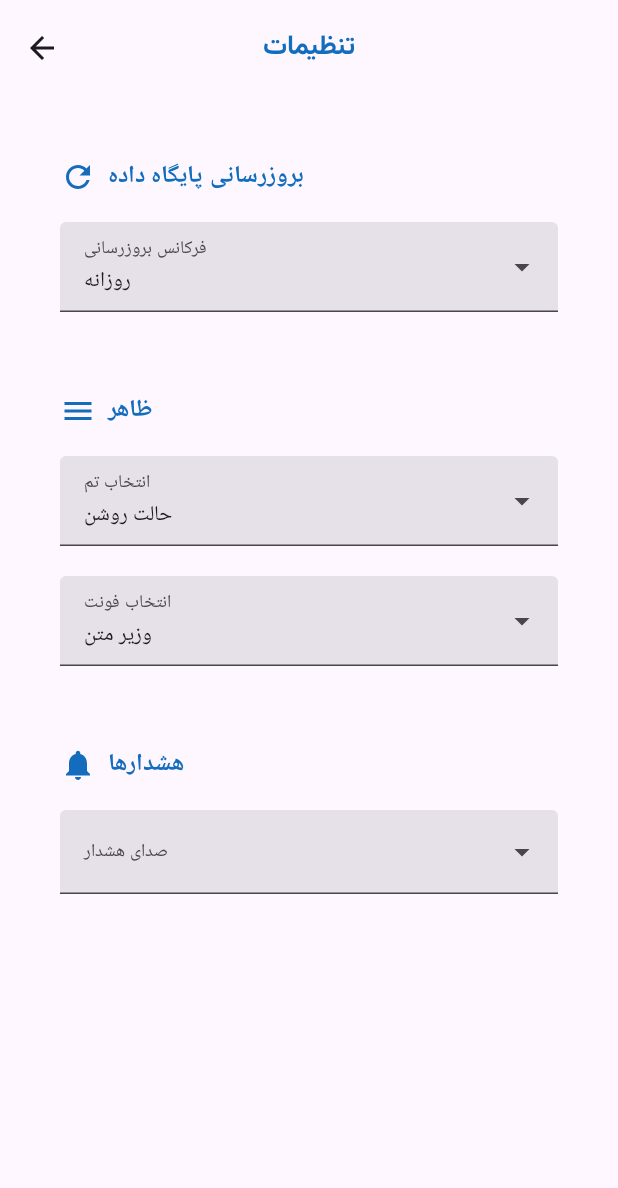
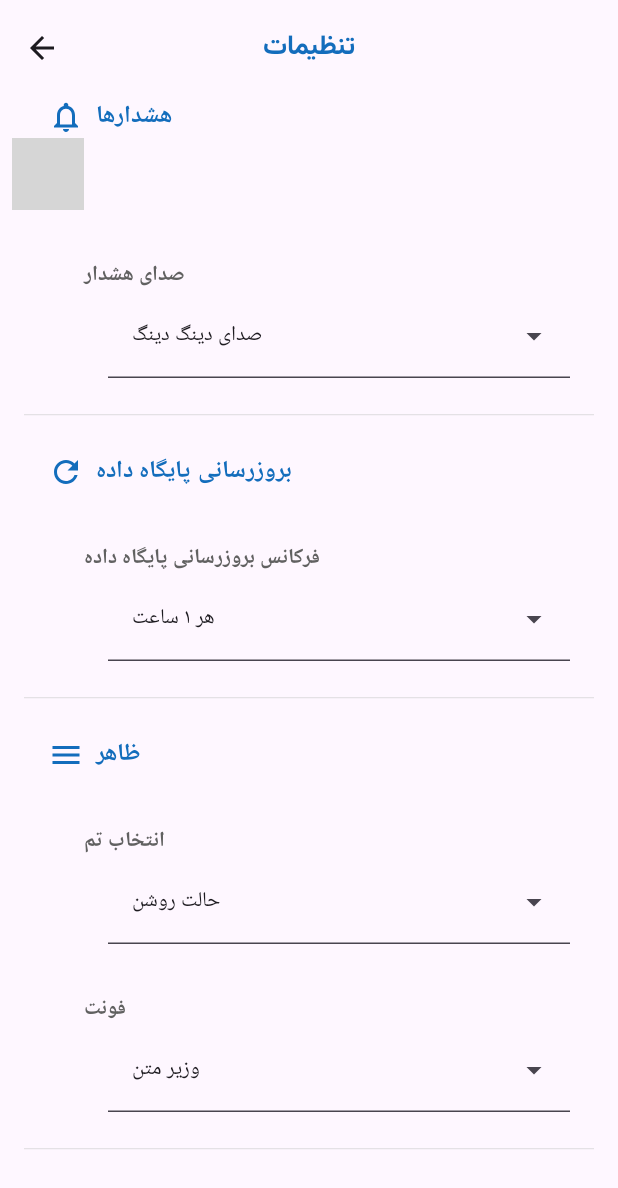
Before and after one commit to motmaenbash/motmaenbash-android, an Android app built with Jetpack Compose: the @Preview function SettingsScreenPreview, on a phone screen of 412 x 824 dp. Shown: the top 1188 px of the screen. Run offline under Robolectric (Android 15) with nearby library versions, the phone set to English and light mode, and no system bars; 1 statement that could not run was skipped; grey boxes are pictures that could not be loaded.

Commit message:
Improve UI of Settings screen

```diff
--- a/app/src/main/java/nu/milad/motmaenbash/ui/SettingsScreen.kt
+++ b/app/src/main/java/nu/milad/motmaenbash/ui/SettingsScreen.kt
@@ -6,22 +6,23 @@ import androidx.compose.foundation.layout.Row
 import androidx.compose.foundation.layout.fillMaxSize
 import androidx.compose.foundation.layout.fillMaxWidth
 import androidx.compose.foundation.layout.padding
+import androidx.compose.foundation.layout.size
 import androidx.compose.foundation.rememberScrollState
 import androidx.compose.foundation.verticalScroll
 import androidx.compose.material.icons.Icons
-import androidx.compose.material.icons.filled.Menu
-import androidx.compose.material.icons.filled.Notifications
-import androidx.compose.material.icons.filled.Refresh
-import androidx.compose.material3.Card
-import androidx.compose.material3.CardDefaults
+import androidx.compose.material.icons.outlined.Menu
+import androidx.compose.material.icons.outlined.Notifications
+import androidx.compose.material.icons.outlined.Refresh
 import androidx.compose.material3.DropdownMenuItem
 import androidx.compose.material3.ExperimentalMaterial3Api
 import androidx.compose.material3.ExposedDropdownMenuBox
 import androidx.compose.material3.ExposedDropdownMenuDefaults
+import androidx.compose.material3.HorizontalDivider
 import androidx.compose.material3.Icon
 import androidx.compose.material3.MaterialTheme
 import androidx.compose.material3.Text
 import androidx.compose.material3.TextField
+import androidx.compose.material3.TextFieldDefaults
 import androidx.compose.runtime.Composable
 import androidx.compose.runtime.collectAsState
 import androidx.compose.runtime.getValue
@@ -31,6 +32,8 @@ import androidx.compose.runtime.rememberCoroutineScope
 import androidx.compose.runtime.setValue
 import androidx.compose.ui.Alignment
 import androidx.compose.ui.Modifier
+import androidx.compose.ui.graphics.Color
+import androidx.compose.ui.graphics.RectangleShape
 import androidx.compose.ui.graphics.vector.ImageVector
 import androidx.compose.ui.platform.LocalContext
 import androidx.compose.ui.res.stringResource
@@ -44,6 +47,7 @@ import kotlinx.coroutines.launch
 import nu.milad.motmaenbash.R
 import nu.milad.motmaenbash.ui.components.AppBar
 import nu.milad.motmaenbash.ui.ui.theme.ColorPrimary
+import nu.milad.motmaenbash.ui.ui.theme.GreyDark
 import nu.milad.motmaenbash.utils.SettingsManager
 import nu.milad.motmaenbash.utils.dataStore
 
@@ -52,6 +56,7 @@ fun SettingsScreen(navController: NavController, settingsManager: SettingsManage
     val context = LocalContext.current
     val scope = rememberCoroutineScope()
     val prefs = settingsManager.preferencesFlow.collectAsState(initial = emptyPreferences())
+
 
     AppBar(
         title = stringResource(id = R.string.settings_activity_title),
@@ -64,43 +69,85 @@ fun SettingsScreen(navController: NavController, settingsManager: SettingsManage
                 .fillMaxSize()
                 .padding(contentPadding)
                 .verticalScroll(rememberScrollState())
-                .padding(16.dp),
+                .padding(horizontal = 8.dp),
             horizontalAlignment = Alignment.CenterHorizontally
         ) {
-            PreferenceCategory(title = "بروزرسانی پایگاه داده", icon = Icons.Default.Refresh) {
+
+            PreferenceCategory(title = "هشدارها", icon = Icons.Outlined.Notifications) {
+
+
                 ListPreference(
-                    title = "فرکانس بروزرسانی",
+                    title = stringResource(id = R.string.setting_alert_silent_mode),
+                    entries = context.resources.getStringArray(R.array.play_sound_in_silent_mode)
+                        .toList(),
+                    values = context.resources.getStringArray(R.array.play_sound_in_silent_mode_values)
+                        .toList(),
+                    currentValue = prefs.value[SettingsManager.PLAY_SOUND_IN_SILENT_MODE]
+                        ?: context.resources.getStringArray(R.array.play_sound_in_silent_mode_values)
+                            .first(),
+                    onValueSelected = { newValue ->
+                        scope.launch {
+                            settingsManager.saveStringPreference(
+                                SettingsManager.PLAY_SOUND_IN_SILENT_MODE, newValue
+                            )
+                        }
+                    })
+
+                ListPreference(
+                    title = stringResource(id = R.string.setting_alert_sound),
+                    entries = context.resources.getStringArray(R.array.alert_sound).toList(),
+                    values = context.resources.getStringArray(R.array.alert_sound_values).toList(),
+                    currentValue = prefs.value[SettingsManager.ALERT_SOUND]
+                        ?: context.resources.getStringArray(R.array.alert_sound_values).first(),
+                    onValueSelected = { newValue ->
+                        scope.launch {
+                            settingsManager.saveStringPreference(
+                                SettingsManager.ALERT_SOUND, newValue
+                            )
+                        }
+                    })
+            }
+
+            PreferenceCategory(
+                title = "بروزرسانی پایگاه داده", icon = Icons.Outlined.Refresh,
+            ) {
+                ListPreference(
+                    title = stringResource(id = R.string.setting_database_update_frequency),
                     entries = context.resources.getStringArray(R.array.database_update_frequency)
                         .toList(),
                     values = context.resources.getStringArray(R.array.database_update_frequency_values)
                         .toList(),
-                    currentValue = prefs.value[SettingsManager.DATABASE_UPDATE_FREQ] ?: "daily",
+                    currentValue = prefs.value[SettingsManager.DATABASE_UPDATE_FREQ]
+                        ?: context.resources.getStringArray(R.array.database_update_frequency_values)
+                            .first(),
                     onValueSelected = { newValue ->
                         scope.launch {
                             settingsManager.saveStringPreference(
-                                SettingsManager.DATABASE_UPDATE_FREQ,
-                                newValue
+                                SettingsManager.DATABASE_UPDATE_FREQ, newValue
                             )
                         }
-                    }
-                )
+                    })
             }
 
-            PreferenceCategory(title = "ظاهر", icon = Icons.Default.Menu) {
-                ListPreference(title = "انتخاب تم",
+            PreferenceCategory(title = "ظاهر", icon = Icons.Outlined.Menu) {
+                ListPreference(
+                    title = stringResource(id = R.string.setting_theme),
                     entries = context.resources.getStringArray(R.array.theme).toList(),
                     values = context.resources.getStringArray(R.array.theme_values).toList(),
-                    currentValue = prefs.value[SettingsManager.THEME] ?: "light",
+                    currentValue = prefs.value[SettingsManager.THEME]
+                        ?: context.resources.getStringArray(R.array.theme_values).first(),
                     onValueSelected = { newValue ->
                         scope.launch {
                             settingsManager.saveStringPreference(SettingsManager.THEME, newValue)
                         }
                     })
 
-                ListPreference(title = "انتخاب فونت",
+                ListPreference(
+                    title = stringResource(id = R.string.setting_font),
                     entries = context.resources.getStringArray(R.array.font).toList(),
                     values = context.resources.getStringArray(R.array.font_values).toList(),
-                    currentValue = prefs.value[SettingsManager.FONT] ?: "vazir",
+                    currentValue = prefs.value[SettingsManager.FONT]
+                        ?: context.resources.getStringArray(R.array.font_values).first(),
                     onValueSelected = { newValue ->
                         scope.launch {
                             settingsManager.saveStringPreference(SettingsManager.FONT, newValue)
@@ -108,41 +155,28 @@ fun SettingsScreen(navController: NavController, settingsManager: SettingsManage
                     })
             }
 
-            PreferenceCategory(title = "هشدارها", icon = Icons.Default.Notifications) {
-                ListPreference(title = "صدای هشدار",
-                    entries = context.resources.getStringArray(R.array.alert_sound).toList(),
-                    values = context.resources.getStringArray(R.array.alert_sound_values).toList(),
-                    currentValue = prefs.value[SettingsManager.ALERT_SOUND] ?: "",
-                    onValueSelected = { newValue ->
-                        scope.launch {
-                            settingsManager.saveStringPreference(
-                                SettingsManager.ALERT_SOUND,
-                                newValue
-                            )
-                        }
-                    })
-            }
         }
     }
 }
 
 @Composable
 fun PreferenceCategory(title: String, icon: ImageVector, content: @Composable () -> Unit) {
-    Card(
+    Column(modifier = Modifier.fillMaxWidth()) {
+
+        Row(
             modifier = Modifier
                 .fillMaxWidth()
-            .padding(8.dp),
-        colors = CardDefaults.cardColors(containerColor = MaterialTheme.colorScheme.surface)
-    ) {
-        Column(
-            modifier = Modifier.padding(16.dp),
-            verticalArrangement = Arrangement.spacedBy(12.dp)
-        ) {
-            Row(
+                .padding(horizontal = 24.dp),
             verticalAlignment = Alignment.CenterVertically,
             horizontalArrangement = Arrangement.spacedBy(8.dp)
         ) {
-                Icon(imageVector = icon, contentDescription = null, tint = ColorPrimary)
+            Icon(
+                imageVector = icon,
+                contentDescription = null,
+                tint = ColorPrimary,
+                modifier = Modifier.size(24.dp)
+            )
+
             Text(
                 text = title,
                 style = MaterialTheme.typography.titleMedium,
@@ -151,7 +185,14 @@ fun PreferenceCategory(title: String, icon: ImageVector, content: @Composable ()
             )
         }
         content()
-        }
+
+        HorizontalDivider(
+            modifier = Modifier
+                .fillMaxWidth()
+                .padding(vertical = 24.dp, horizontal = 8.dp),
+
+            thickness = .8.dp, color = Color.LightGray.copy(alpha = 0.5f)
+        )
     }
 }
 
@@ -168,36 +209,58 @@ fun ListPreference(
     val index = values.indexOf(currentValue)
     val displayValue = if (index != -1) entries[index] else ""
 
+    Text(
+        text = title,
+        modifier = Modifier.padding(start = 48.dp, top = 32.dp),
+        style = MaterialTheme.typography.titleSmall,
+        fontWeight = FontWeight.Bold,
+        color = GreyDark
+    )
     ExposedDropdownMenuBox(
+        modifier = Modifier.padding(start = 64.dp, end = 24.dp),
         expanded = expanded,
-        onExpandedChange = { expanded = it }
-    ) {
+        onExpandedChange = { expanded = it }) {
         TextField(
             modifier = Modifier
                 .fillMaxWidth()
-                .menuAnchor()
-                .padding(vertical = 4.dp),
+                .menuAnchor(),
             readOnly = true,
             value = displayValue,
             onValueChange = {},
-            textStyle = MaterialTheme.typography.bodyMedium,
-            label = { Text(title, style = MaterialTheme.typography.bodySmall) },
-            trailingIcon = { ExposedDropdownMenuDefaults.TrailingIcon(expanded = expanded) }
+            textStyle = MaterialTheme.typography.titleSmall,
+            colors = TextFieldDefaults.colors(
+                unfocusedContainerColor = Color.Transparent,
+                focusedContainerColor = Color.Transparent
+            ),
+            trailingIcon = { ExposedDropdownMenuDefaults.TrailingIcon(expanded = expanded) },
+            shape = RectangleShape,
+            singleLine = true
         )
 
-        ExposedDropdownMenu(expanded = expanded, onDismissRequest = { expanded = false }) {
+        ExposedDropdownMenu(
+            expanded = expanded,
+            onDismissRequest = { expanded = false },
+            modifier = Modifier.exposedDropdownSize()
+        ) {
             entries.forEachIndexed { index, entry ->
                 DropdownMenuItem(
-                    text = { Text(entry) },
-                    onClick = {
+                    text = {
+                    Text(
+                        entry, style = MaterialTheme.typography.titleSmall
+
+                    )
+                }, onClick = {
                     onValueSelected(values[index])
                     expanded = false
-                    },
+                }, contentPadding = ExposedDropdownMenuDefaults.ItemContentPadding
                 )
             }
         }
     }
+
+
 }
+
 
 @Preview(showBackground = true)
 @Composable
--- a/app/src/main/res/values/arrays.xml
+++ b/app/src/main/res/values/arrays.xml
@@ -44,6 +44,17 @@
         <item>beep</item>
     </string-array>
 
+    <!-- Play Sound in Silent Mode Options -->
+    <string-array name="play_sound_in_silent_mode">
+        <item>بله</item>
+        <item>خیر</item>
+    </string-array>
+
+    <string-array name="play_sound_in_silent_mode_values">
+        <item>true</item>
+        <item>false</item>
+    </string-array>
+
 
     <!-- Faq Questions and Answers -->
     <string-array name="faq_questions">
--- a/app/src/main/res/values/strings.xml
+++ b/app/src/main/res/values/strings.xml
@@ -37,22 +37,29 @@
 
 
     <!-- Settings Activity -->
-    <string name="database_update_frequency">فرکانس بروزرسانی پایگاه داده</string>
-    <string name="theme_selection">انتخاب تم</string>
-    <string name="alert_sound">صدای هشدار</string>
-    <string name="hourly">ساعتی</string>
-    <string name="every_6_hours">هر ۶ ساعت</string>
-    <string name="daily">روزانه</string>
+    <string name="setting_theme">انتخاب تم</string>
     <string name="light_mode">حالت روشن</string>
     <string name="dark_mode">حالت تاریک</string>
     <string name="system_default">پیش‌فرض سیستم</string>
-    <string name="dingdin_sound">صدای دین‌دین</string>
+
+    <string name="setting_alert_sound">صدای هشدار</string>
+    <string name="dingdin_sound">صدای دینگ دینگ</string>
     <string name="beep_sound">صدای بیپ</string>
-    <string name="play_preview">پخش پیش‌نمایش</string>
+
+    <string name="setting_database_update_frequency">فرکانس بروزرسانی پایگاه داده</string>
+    <string name="hourly">هر ۱ ساعت</string>
+    <string name="every_6_hours">هر ۶ ساعت</string>
+    <string name="daily">هر ۲۴ ساعت</string>
+
+    <string name="setting_font">فونت</string>
     <string name="vazir_matn">وزیر متن</string>
-    <string name="vazir_matn_rd">وزیر متن (نقطه‌های گرد)</string>
+    <string name="vazir_matn_rd">ساحل</string>
 
 
+    <string name="setting_alert_silent_mode">پخش صدا در حالت سایلنت</string>
+
+
+    <!--  Tools  -->
     <string name="shortcut_app_scan_label">‌اسکن برنامه‌ها</string>
     <string name="shortcut_url_scan_label">اسکن URL</string>
     <string name="shortcut_report_label">ارسال گزارش</string>
```
Also changed, not shown: 1 other file. Lines whose indentation alone changed are shown as unchanged.
